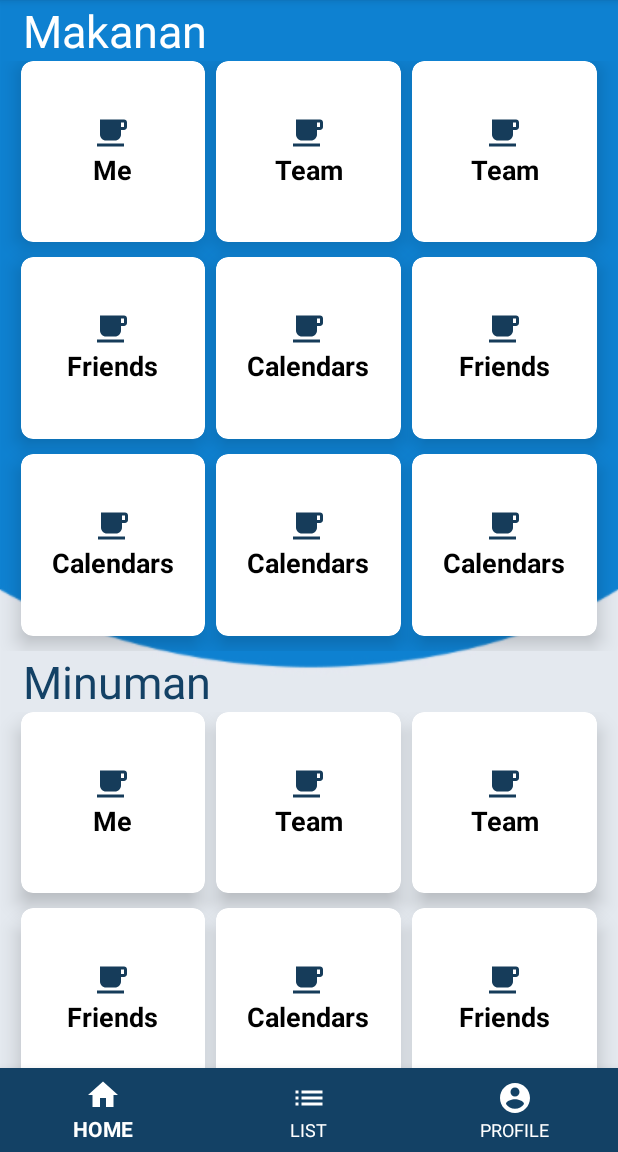
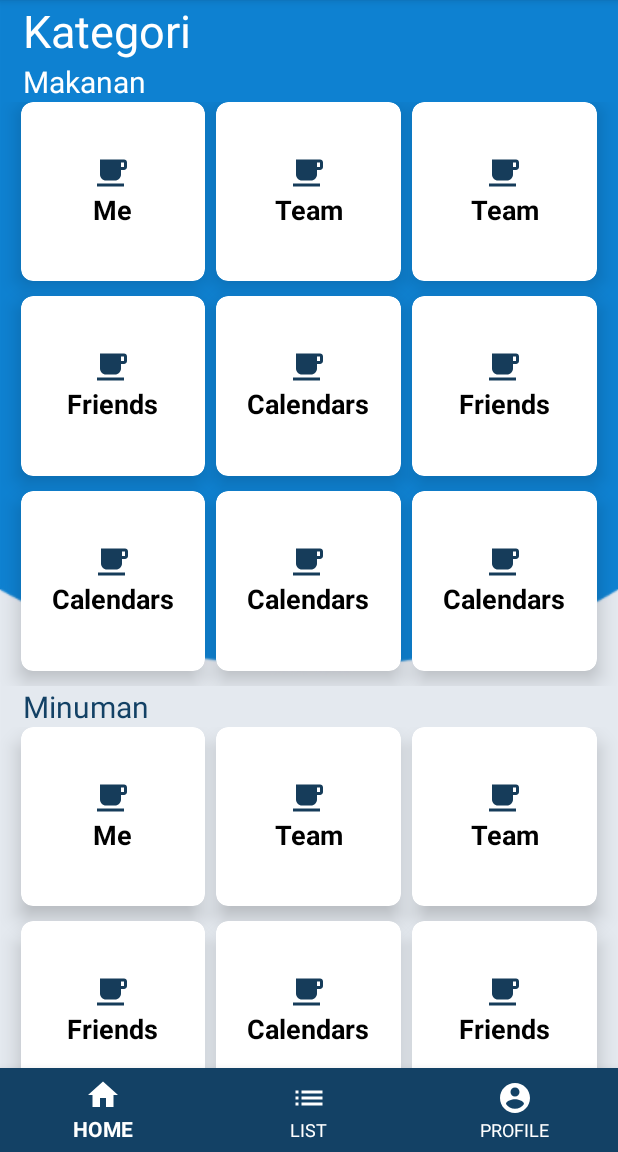
Before and after one commit to almira-haswinitha/Kuliner-Jogja-AppMobile, an Android app: the screen it shows after launch (MainActivity), on a phone screen of 412 x 824 dp, the part 84-1236 px from its top. Run offline under Robolectric (Android 15) with nearby library versions, the phone set to English and light mode, and no system bars.

Commit message:
penambahan sedikit pada kategori

```diff
--- a/app/src/main/res/layout/fragment_home.xml
+++ b/app/src/main/res/layout/fragment_home.xml
@@ -7,6 +7,7 @@
     <ScrollView
         android:layout_width="match_parent"
         android:layout_height="match_parent">
+
 
         <LinearLayout
             android:orientation="vertical"
@@ -37,8 +38,21 @@
                 <TextView
                     android:layout_width="wrap_content"
                     android:layout_height="wrap_content"
+                    android:text="Kategori"
+                    android:textSize="30sp"
+                    android:textColor="@color/putih"
+                    android:paddingLeft="15dp"/>
+
+            </RelativeLayout>
+
+            <RelativeLayout
+                android:layout_width="wrap_content"
+                android:layout_height="wrap_content" >
+                <TextView
+                    android:layout_width="wrap_content"
+                    android:layout_height="wrap_content"
                     android:text="Makanan"
-                    android:textSize="30sp"
+                    android:textSize="20sp"
                     android:textColor="@color/putih"
                     android:paddingLeft="15dp"/>
 
@@ -420,7 +434,7 @@
                     android:layout_width="wrap_content"
                     android:layout_height="wrap_content"
                     android:text="Minuman"
-                    android:textSize="30sp"
+                    android:textSize="20sp"
                     android:textColor="@color/birutua"
                     android:paddingLeft="15dp"/>
 
```
